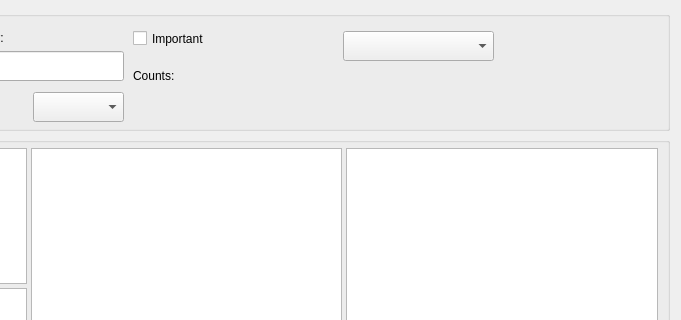
This is GUI_UIs/ui_dialog_report_codings.ui in ccbogel/QualCoder as Qt 5 draws it before an edit; both pictures show x 308 to 989 and y 0 to 320 of the 989 by 580 pixel window. The edited form follows.
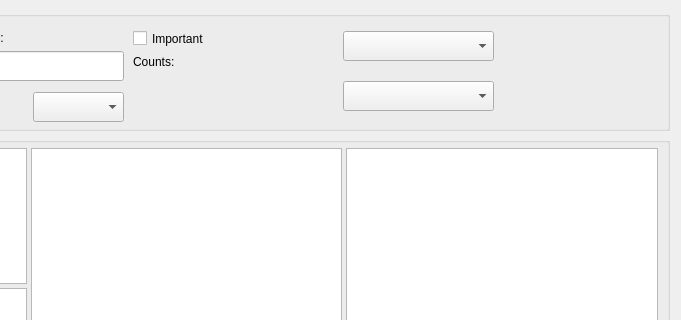
This is the edited form.

The edit to the form file:
```diff
--- a/GUI_UIs/ui_dialog_report_codings.ui
+++ b/GUI_UIs/ui_dialog_report_codings.ui
@@ -173,21 +173,21 @@
       <property name="geometry">
        <rect>
         <x>430</x>
-        <y>58</y>
-        <width>521</width>
-        <height>30</height>
+        <y>44</y>
+        <width>161</width>
+        <height>60</height>
        </rect>
       </property>
       <property name="minimumSize">
        <size>
         <width>0</width>
-        <height>30</height>
+        <height>60</height>
        </size>
       </property>
       <property name="maximumSize">
        <size>
         <width>16777215</width>
-        <height>30</height>
+        <height>60</height>
        </size>
       </property>
       <property name="text">
@@ -218,8 +218,8 @@
        <rect>
         <x>600</x>
         <y>20</y>
-        <width>32</width>
-        <height>32</height>
+        <width>30</width>
+        <height>30</height>
        </rect>
       </property>
       <property name="toolTip">
@@ -258,6 +258,35 @@
        <string>Important</string>
       </property>
      </widget>
+     <widget class="QComboBox" name="comboBox_memos">
+      <property name="geometry">
+       <rect>
+        <x>640</x>
+        <y>70</y>
+        <width>151</width>
+        <height>30</height>
+       </rect>
+      </property>
+      <property name="toolTip">
+       <string>Memo reporting options</string>
+      </property>
+     </widget>
+     <widget class="QLabel" name="label_memos">
+      <property name="geometry">
+       <rect>
+        <x>600</x>
+        <y>70</y>
+        <width>30</width>
+        <height>30</height>
+       </rect>
+      </property>
+      <property name="toolTip">
+       <string>&lt;html&gt;&lt;head/&gt;&lt;body&gt;&lt;p&gt;Matrix options&lt;/p&gt;&lt;/body&gt;&lt;/html&gt;</string>
+      </property>
+      <property name="text">
+       <string/>
+      </property>
+     </widget>
     </widget>
    </item>
    <item>
```
